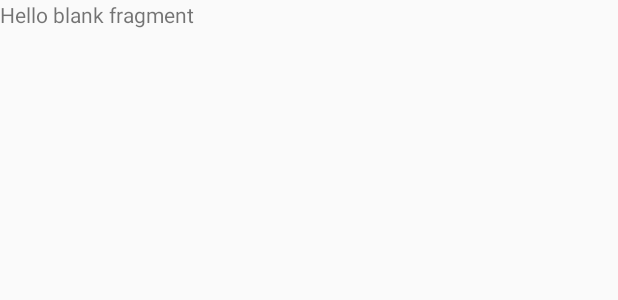
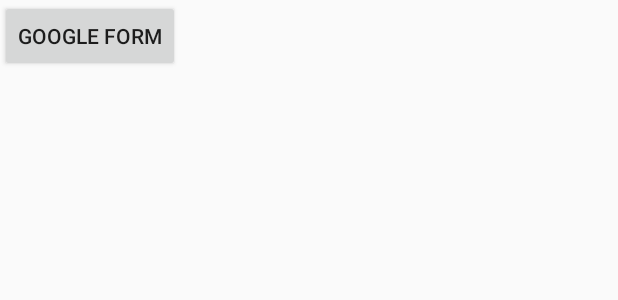
Before and after one commit to dotimothy/EVHub, an Android app: the layout fragment_social.xml on its own in the app's theme, with its tools: preview values and no code run, on a phone screen of 412 x 824 dp. Shown: the top 300 px of the screen. Run offline under Robolectric (Android 15) with nearby library versions, the phone set to English and light mode, and no system bars.

Commit message:
Update fragment_social.xml

```diff
--- a/app/src/main/res/layout/fragment_social.xml
+++ b/app/src/main/res/layout/fragment_social.xml
@@ -5,10 +5,9 @@
     android:layout_height="match_parent"
     tools:context=".Social">
 
-    <!-- TODO: Update blank fragment layout -->
-    <TextView
-        android:layout_width="match_parent"
-        android:layout_height="match_parent"
-        android:text="@string/hello_blank_fragment" />
-
+    <Button
+        android:id="@+id/button"
+        android:layout_width="wrap_content"
+        android:layout_height="wrap_content"
+        android:text="Google Form" />
 </FrameLayout>
```
